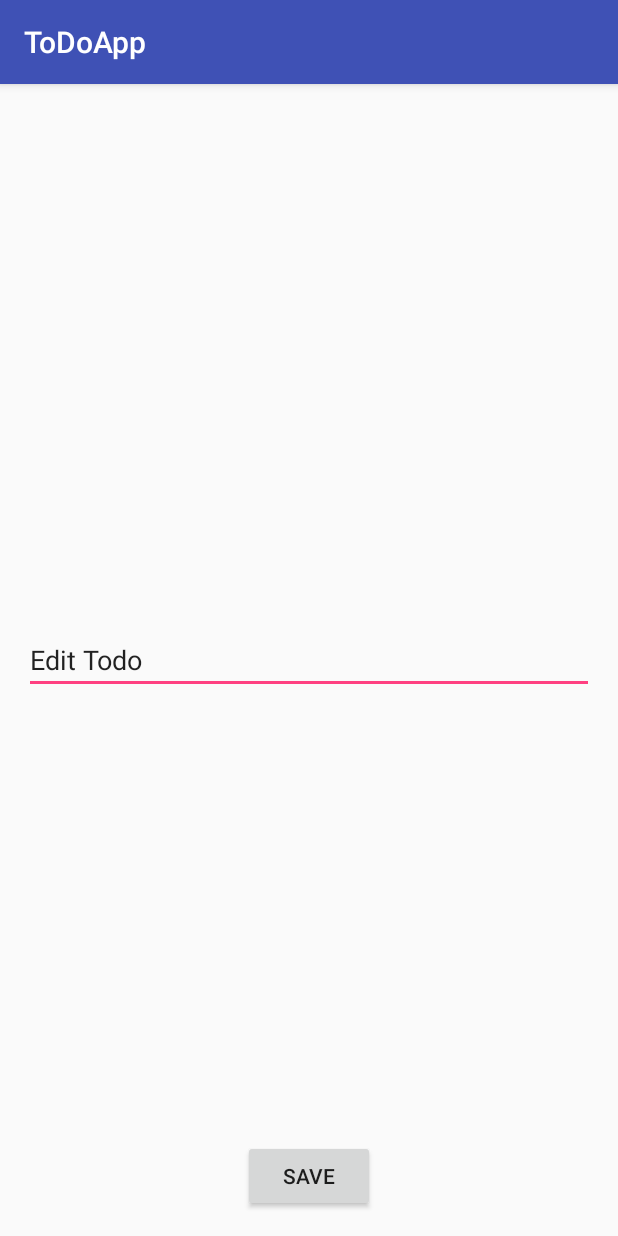
After one commit to smehraein/ToDoApp, an Android app: the EditItemActivity screen opened directly, with no data from a screen before it, on a phone screen of 412 x 824 dp. The commit adds this screen. Run offline under Robolectric (Android 15) with nearby library versions, the phone set to English and light mode, and no system bars; 1 statement that could not run was skipped.

Commit message:
Send Todo to edit view

```diff
--- a/app/src/main/AndroidManifest.xml
+++ b/app/src/main/AndroidManifest.xml
@@ -15,6 +15,7 @@
                 <category android:name="android.intent.category.LAUNCHER" />
             </intent-filter>
         </activity>
+        <activity android:name=".EditItemActivity"></activity>
     </application>
 
 </manifest>
--- /dev/null
+++ b/app/src/main/java/com/example/soroushmehraein/todoapp/EditItemActivity.java
@@ -0,0 +1,20 @@
+package com.example.soroushmehraein.todoapp;
+
+import android.support.v7.app.AppCompatActivity;
+import android.os.Bundle;
+import android.widget.EditText;
+
+public class EditItemActivity extends AppCompatActivity {
+
+    EditText etEditTodo;
+    Todo todo;
+
+    @Override
+    protected void onCreate(Bundle savedInstanceState) {
+        super.onCreate(savedInstanceState);
+        setContentView(R.layout.activity_edit_item);
+        todo = (Todo) getIntent().getSerializableExtra("Todo");
+        etEditTodo = (EditText) findViewById(R.id.etEditTodo);
+        etEditTodo.setText(todo.title);
+    }
+}
--- a/app/src/main/java/com/example/soroushmehraein/todoapp/MainActivity.java
+++ b/app/src/main/java/com/example/soroushmehraein/todoapp/MainActivity.java
@@ -1,8 +1,9 @@
 package com.example.soroushmehraein.todoapp;
 
 import android.content.Context;
+import android.content.Intent;
+import android.os.Bundle;
 import android.support.v7.app.AppCompatActivity;
-import android.os.Bundle;
 import android.view.View;
 import android.widget.AdapterView;
 import android.widget.ArrayAdapter;
@@ -46,6 +47,15 @@ public class MainActivity extends AppCompatActivity {
                     }
                 }
         );
+        lvItems.setOnItemClickListener(
+                new AdapterView.OnItemClickListener() {
+                    @Override
+                    public void onItemClick(AdapterView<?> parent, View view, int position, long id) {
+                        Todo updatingTodo = items.get(position);
+                        launchEditView(updatingTodo);
+                    }
+                }
+        );
     }
 
     public void onAddItem(View view) {
@@ -61,4 +71,11 @@ public class MainActivity extends AppCompatActivity {
             etNewItem.setText("");
         }
     }
+
+    public void launchEditView(Todo todo) {
+        // first parameter is the context, second is the class of the activity to launch
+        Intent i = new Intent(MainActivity.this, EditItemActivity.class);
+        i.putExtra("Todo", todo);
+        startActivity(i); // brings up the second activity
+    }
 }
--- a/app/src/main/java/com/example/soroushmehraein/todoapp/Todo.java
+++ b/app/src/main/java/com/example/soroushmehraein/todoapp/Todo.java
@@ -1,11 +1,13 @@
 package com.example.soroushmehraein.todoapp;
+
+import java.io.Serializable;
 
 import static java.util.UUID.randomUUID;
 
 /**
  * Created by soroushmehraein on 6/9/16.
  */
-public class Todo {
+public class Todo implements Serializable {
     public String title;
     public int position;
 
--- /dev/null
+++ b/app/src/main/res/layout/activity_edit_item.xml
@@ -0,0 +1,30 @@
+<?xml version="1.0" encoding="utf-8"?>
+<RelativeLayout xmlns:android="http://schemas.android.com/apk/res/android"
+    xmlns:tools="http://schemas.android.com/tools"
+    android:layout_width="match_parent"
+    android:layout_height="match_parent"
+    android:paddingBottom="@dimen/activity_vertical_margin"
+    android:paddingLeft="@dimen/activity_horizontal_margin"
+    android:paddingRight="@dimen/activity_horizontal_margin"
+    android:paddingTop="@dimen/activity_vertical_margin"
+    tools:context="com.example.soroushmehraein.todoapp.EditItemActivity">
+
+    <Button
+        android:layout_width="wrap_content"
+        android:layout_height="wrap_content"
+        android:text="Save"
+        android:id="@+id/btnSaveEdit"
+        android:layout_alignParentBottom="true"
+        android:layout_centerHorizontal="true" />
+
+    <EditText
+        android:layout_width="wrap_content"
+        android:layout_height="wrap_content"
+        android:id="@+id/etEditTodo"
+        android:layout_centerVertical="true"
+        android:layout_alignParentRight="true"
+        android:layout_alignParentEnd="true"
+        android:layout_alignParentLeft="true"
+        android:layout_alignParentStart="true"
+        android:text="@string/edit_todo" />
+</RelativeLayout>
--- a/app/src/main/res/values/strings.xml
+++ b/app/src/main/res/values/strings.xml
@@ -2,4 +2,5 @@
     <string name="app_name">ToDoApp</string>
     <string name="add">Add Item</string>
     <string name="add_item">Add a new item...</string>
+    <string name="edit_todo">Edit Todo</string>
 </resources>
```
